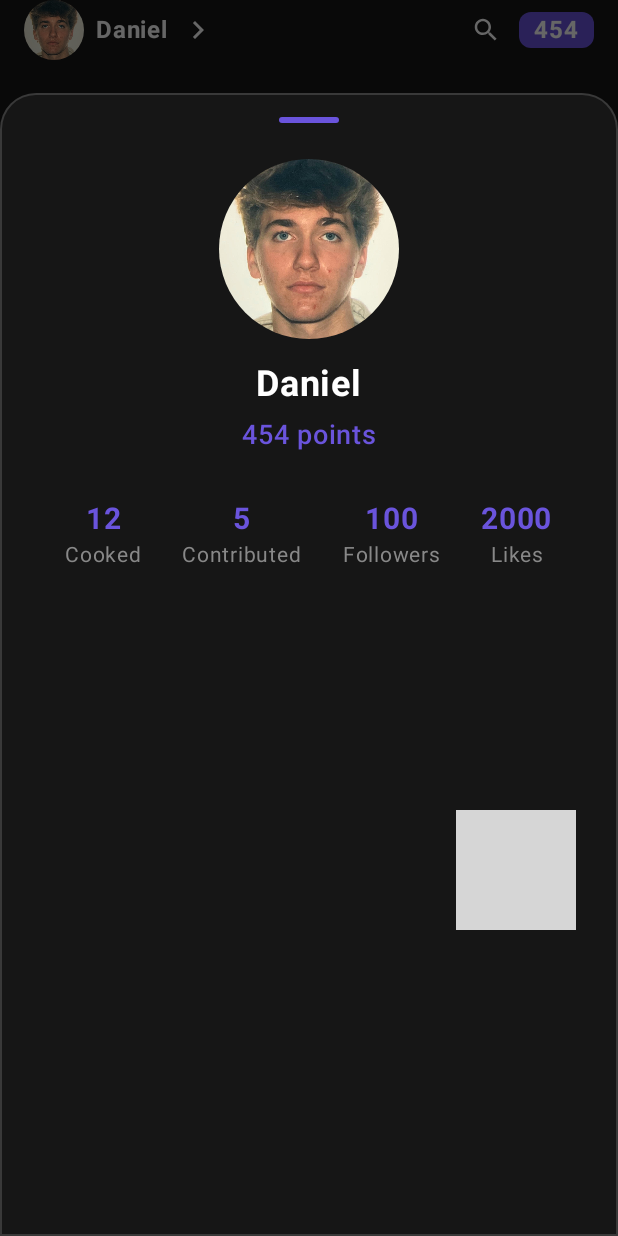
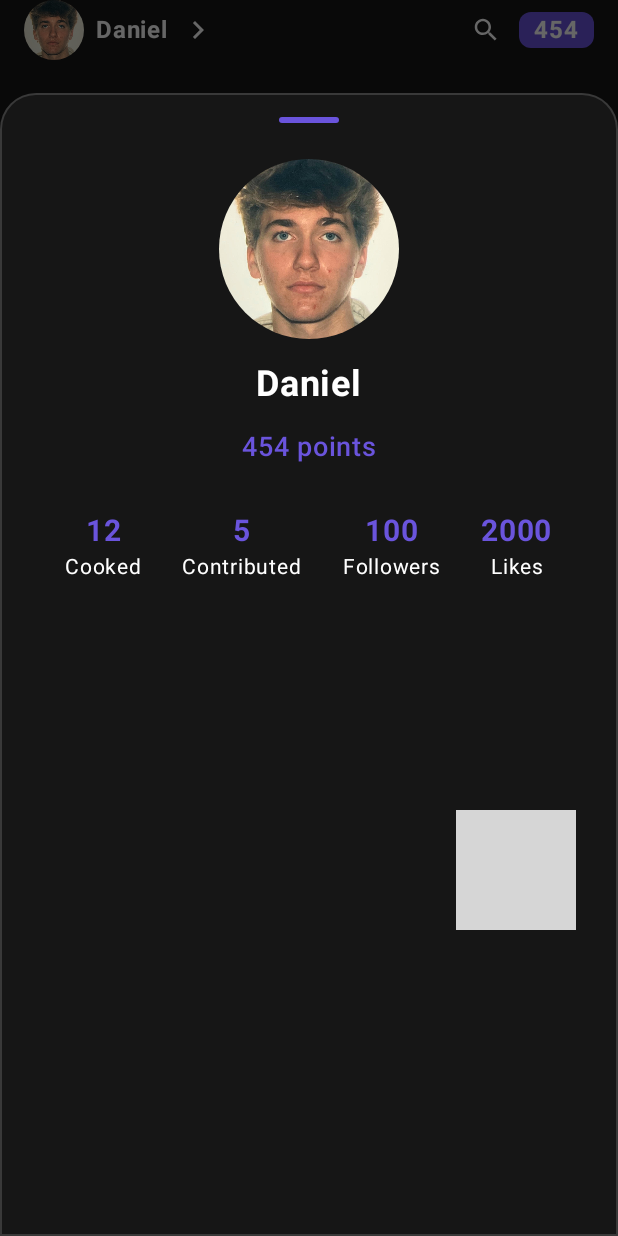
Before and after one commit to DanielJaurellMevorach/foodApp, an Android app built with Jetpack Compose: the screen it shows after launch (MainActivity), after a tap on "Daniel", on a phone screen of 412 x 824 dp. Run offline under Robolectric (Android 15) with nearby library versions, the phone set to English and light mode, and no system bars; grey boxes are pictures that could not be loaded.

Commit message:
text from gray to white profile popup

```diff
--- a/app/src/main/java/com/example/recipemanagerapp/components/ProfilePopup.kt
+++ b/app/src/main/java/com/example/recipemanagerapp/components/ProfilePopup.kt
@@ -135,7 +135,7 @@ fun ProfilePopup(
                     fontWeight = FontWeight.Bold,
                     color = Color.White
                 )
-                Spacer(modifier = Modifier.height(8.dp))
+                Spacer(modifier = Modifier.height(16.dp))
                 Text(
                     text = "${profile.points} points",
                     fontSize = 18.sp,
@@ -172,7 +172,7 @@ fun StatItem(value: String, label: String) {
         Text(
             text = label,
             fontSize = 14.sp,
-            color = Color.Gray
+            color = Color.White
         )
     }
 }
```
